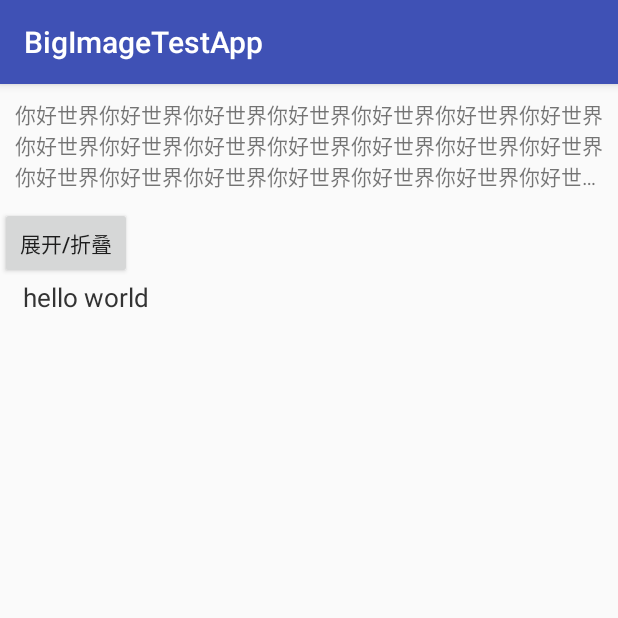
After one commit to ZGaoFei/CustomerViewTest, an Android app: the TextActivity screen opened directly, with no data from a screen before it, on a phone screen of 412 x 824 dp, the top half of it. The commit adds this screen. Run offline under Robolectric (Android 15) with nearby library versions, the phone set to English and light mode, and no system bars.

Commit message:
添加自定义TextView

```diff
--- a/app/src/main/AndroidManifest.xml
+++ b/app/src/main/AndroidManifest.xml
@@ -25,7 +25,8 @@
         <activity android:name=".customertext.CustomerViewActivity" />
         <activity android:name=".canvas.CanvasActivity" />
         <activity android:name=".canvas.CanvasTestActivity" />
-        <activity android:name=".clipimage.ClipImageActivity"></activity>
+        <activity android:name=".clipimage.ClipImageActivity" />
+        <activity android:name=".textview.TextActivity"></activity>
     </application>
 
 </manifest>
--- /dev/null
+++ b/app/src/main/java/cn/com/nggirl/bigimagetestapp/textview/ExpandTextView.java
@@ -0,0 +1,128 @@
+package cn.com.nggirl.bigimagetestapp.textview;
+
+
+import android.content.Context;
+import android.graphics.Canvas;
+import android.support.annotation.Nullable;
+import android.text.TextPaint;
+import android.text.TextUtils;
+import android.util.AttributeSet;
+import android.util.Log;
+import android.view.LayoutInflater;
+import android.view.View;
+import android.widget.LinearLayout;
+import android.widget.TextView;
+
+import cn.com.nggirl.bigimagetestapp.R;
+
+public class ExpandTextView extends LinearLayout implements View.OnClickListener {
+    private Context mContext;
+
+    private TextView mTvContent;
+    private TextView mTvFold;
+
+    private int mWidth;
+
+    private String mContent;
+    private boolean mType = false;// false:fold, true:expand
+
+    public ExpandTextView(Context context) {
+        this(context, null);
+    }
+
+    public ExpandTextView(Context context, @Nullable AttributeSet attrs) {
+        this(context, attrs, 0);
+    }
+
+    public ExpandTextView(Context context, @Nullable AttributeSet attrs, int defStyleAttr) {
+        super(context, attrs, defStyleAttr);
+
+        init(context);
+    }
+
+    private void init(Context context) {
+        mContext = context;
+        View view = LayoutInflater.from(context).inflate(R.layout.expand_text_view, null);
+        mTvContent = (TextView) view.findViewById(R.id.tv_content_expand_or_fold);
+        mTvFold = (TextView) view.findViewById(R.id.tv_expand_or_fold);
+        mTvFold.setOnClickListener(this);
+        addView(view);
+    }
+
+    @Override
+    protected void onMeasure(int widthMeasureSpec, int heightMeasureSpec) {
+        super.onMeasure(widthMeasureSpec, heightMeasureSpec);
+
+        int width = mTvContent.getWidth();
+        mWidth = mTvContent.getMeasuredWidth();
+        Log.e("==1==", "====" + width);
+        Log.e("==2==", "====" + mWidth);
+    }
+
+    @Override
+    protected void onLayout(boolean changed, int l, int t, int r, int b) {
+        super.onLayout(changed, l, t, r, b);
+
+    }
+
+    @Override
+    protected void onDraw(Canvas canvas) {
+        super.onDraw(canvas);
+
+        checkFold();
+    }
+
+    public void setContentText(String string) {
+        if (TextUtils.isEmpty(string)) {
+            return;
+        }
+        mContent = string;
+
+        mTvContent.setText(mContent);
+
+//        invalidate();
+        requestLayout();
+
+//        checkFold();
+    }
+
+    public void setBtContent(String string) {
+        if (TextUtils.isEmpty(string)) {
+            return;
+        }
+        mTvFold.setText(string);
+    }
+
+    /*public void setType(boolean type) {
+        mType = type;
+    }*/
+
+    @Override
+    public void onClick(View v) {
+        if (mType) {
+            mTvContent.setMaxLines(Integer.MAX_VALUE);
+            mTvFold.setText("折叠");
+        } else {
+            mTvContent.setMaxLines(2);
+            mTvFold.setText("展开");
+        }
+        mType = !mType;
+    }
+
+    private void checkFold() {
+        TextPaint mTextPaint = mTvContent.getPaint();
+        mTextPaint.setTextSize(mTvContent.getTextSize());
+        int mTextViewWidth = (int) mTextPaint.measureText(mContent);
+        int width = mWidth * 2;
+        Log.e("====", "====" + mTextViewWidth + "===" + width);
+        if (mTextViewWidth > width) {
+            mTvFold.setVisibility(VISIBLE);
+            mTvFold.setText("展开");
+            mType = true;
+        } else {
+            mTvFold.setVisibility(GONE);
+            mType = false;
+        }
+    }
+
+}
--- /dev/null
+++ b/app/src/main/java/cn/com/nggirl/bigimagetestapp/textview/TextActivity.java
@@ -0,0 +1,46 @@
+package cn.com.nggirl.bigimagetestapp.textview;
+
+import android.content.Context;
+import android.content.Intent;
+import android.os.Bundle;
+import android.support.v7.app.AppCompatActivity;
+import android.view.View;
+import android.widget.Button;
+import android.widget.TextView;
+
+import cn.com.nggirl.bigimagetestapp.R;
+
+public class TextActivity extends AppCompatActivity {
+    private boolean type = true;
+
+    public static void start(Context context) {
+        context.startActivity(new Intent(context, TextActivity.class));
+    }
+
+    @Override
+    protected void onCreate(Bundle savedInstanceState) {
+        super.onCreate(savedInstanceState);
+        setContentView(R.layout.activity_text);
+
+        initView();
+    }
+
+    private void initView() {
+        final TextView textView = (TextView) findViewById(R.id.tv_text_test);
+        Button button = (Button) findViewById(R.id.bt_text_test);
+        button.setOnClickListener(new View.OnClickListener() {
+            @Override
+            public void onClick(View v) {
+                if (type) {
+                    textView.setMaxLines(Integer.MAX_VALUE);
+                } else {
+                    textView.setMaxLines(3);
+                }
+                type = !type;
+            }
+        });
+
+        ExpandTextView expandTextView = (ExpandTextView) findViewById(R.id.expand_text_view);
+        expandTextView.setContentText("hello world");
+    }
+}
--- a/app/src/main/res/layout/activity_main.xml
+++ b/app/src/main/res/layout/activity_main.xml
@@ -57,6 +57,12 @@
                 android:layout_height="wrap_content"
                 android:text="canvas test" />
 
+            <Button
+                android:id="@+id/bt_skip_text_test"
+                android:layout_width="match_parent"
+                android:layout_height="wrap_content"
+                android:text="text test" />
+
         </LinearLayout>
 
     </android.support.v4.widget.NestedScrollView>
--- /dev/null
+++ b/app/src/main/res/layout/activity_text.xml
@@ -0,0 +1,29 @@
+<?xml version="1.0" encoding="utf-8"?>
+<LinearLayout xmlns:android="http://schemas.android.com/apk/res/android"
+    xmlns:tools="http://schemas.android.com/tools"
+    android:layout_width="match_parent"
+    android:layout_height="match_parent"
+    android:orientation="vertical"
+    tools:context="cn.com.nggirl.bigimagetestapp.textview.TextActivity">
+
+    <TextView
+        android:id="@+id/tv_text_test"
+        android:layout_width="match_parent"
+        android:layout_height="wrap_content"
+        android:layout_margin="10dp"
+        android:maxLines="3"
+        android:ellipsize="end"
+        android:text="你好世界你好世界你好世界你好世界你好世界你好世界你好世界你好世界你好世界你好世界你好世界你好世界你好世界你好世界你好世界你好世界你好世界你好世界你好世界你好世界你好世界你好世界你好世界你好世界你好世界你好世界你好世界你好世界你好世界你好世界你好世界你好世界你好世界你好世界你好世界你好世界你好世界你好世界你好世界你好世界"/>
+
+    <Button
+        android:id="@+id/bt_text_test"
+        android:layout_width="wrap_content"
+        android:layout_height="wrap_content"
+        android:text="展开/折叠"/>
+
+    <cn.com.nggirl.bigimagetestapp.textview.ExpandTextView
+        android:id="@+id/expand_text_view"
+        android:layout_width="match_parent"
+        android:layout_height="wrap_content"/>
+
+</LinearLayout>
--- /dev/null
+++ b/app/src/main/res/layout/expand_text_view.xml
@@ -0,0 +1,28 @@
+<?xml version="1.0" encoding="utf-8"?>
+<LinearLayout xmlns:android="http://schemas.android.com/apk/res/android"
+    android:layout_width="match_parent"
+    android:layout_height="match_parent"
+    xmlns:tools="http://schemas.android.com/tools"
+    android:orientation="vertical">
+
+    <TextView
+        android:id="@+id/tv_content_expand_or_fold"
+        android:layout_width="match_parent"
+        android:layout_height="wrap_content"
+        android:layout_marginLeft="15dp"
+        android:layout_marginRight="15dp"
+        android:ellipsize="end"
+        android:maxLines="2"
+        android:textColor="#333333"
+        android:textSize="17sp" />
+
+    <TextView
+        android:id="@+id/tv_expand_or_fold"
+        android:layout_width="match_parent"
+        android:layout_height="25dp"
+        android:gravity="center"
+        android:textSize="16sp"
+        android:visibility="gone"
+        android:text="展开"/>
+
+</LinearLayout>
```
Also changed, not shown: app/src/main/java/cn/com/nggirl/bigimagetestapp/MainActivity.java (+9 -0 lines).
